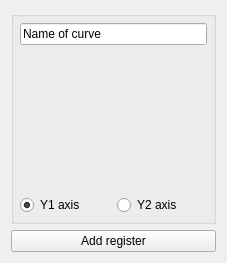
Old version of the form src/dialogs/addregisterwidget.ui in the repository ModbusScope/ModbusScope.
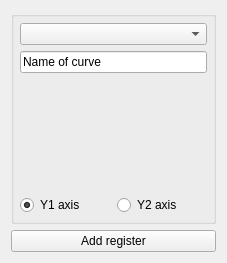
New version of the form.

Commit message: Add adapter selection to register and expression dialogs

Patch:
```diff
--- a/src/dialogs/addregisterwidget.ui
+++ b/src/dialogs/addregisterwidget.ui
@@ -30,16 +30,19 @@
        <number>6</number>
       </property>
       <item row="0" column="0" colspan="2">
+       <widget class="QComboBox" name="cmbAdapter"/>
+      </item>
+      <item row="1" column="0" colspan="2">
        <widget class="QLineEdit" name="lineName">
         <property name="text">
          <string>Name of curve</string>
         </property>
        </widget>
       </item>
-      <item row="1" column="0" colspan="2">
+      <item row="2" column="0" colspan="2">
        <widget class="QWidget" name="addressContainer" native="true"/>
       </item>
-      <item row="2" column="0">
+      <item row="3" column="0">
        <widget class="QRadioButton" name="radioPrimary">
         <property name="text">
          <string>Y1 axis</string>
@@ -49,7 +52,7 @@
         </property>
        </widget>
       </item>
-      <item row="2" column="1">
+      <item row="3" column="1">
        <widget class="QRadioButton" name="radioSecondary">
         <property name="text">
          <string>Y2 axis</string>
```
The commit also changes 22 other files.
